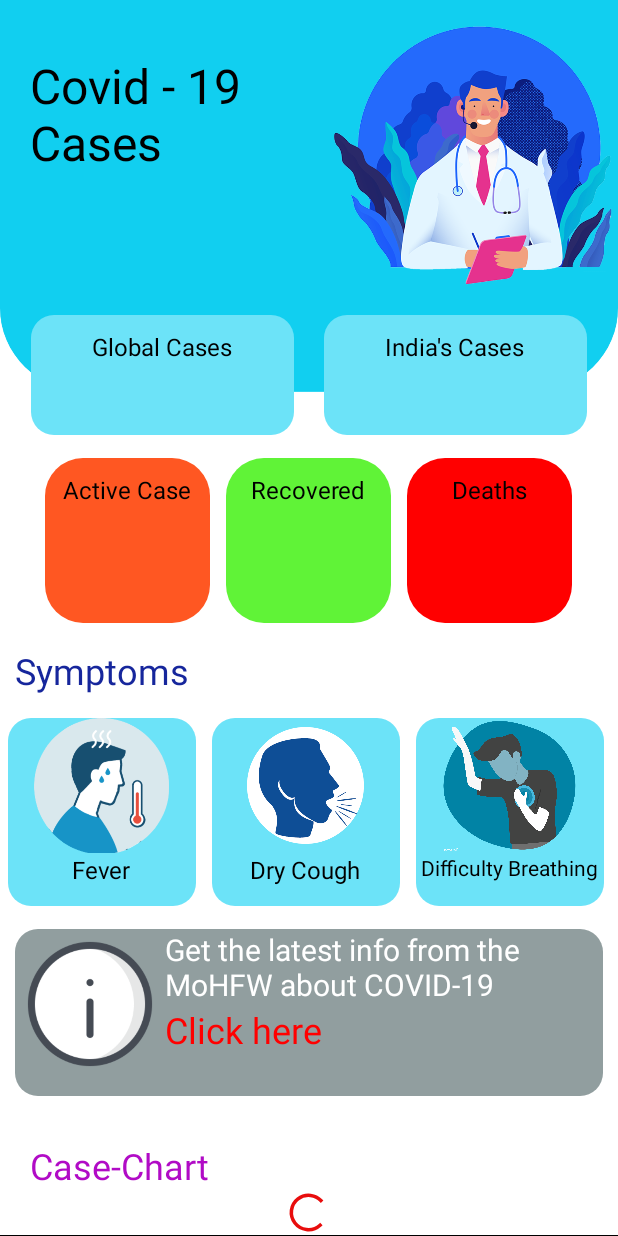
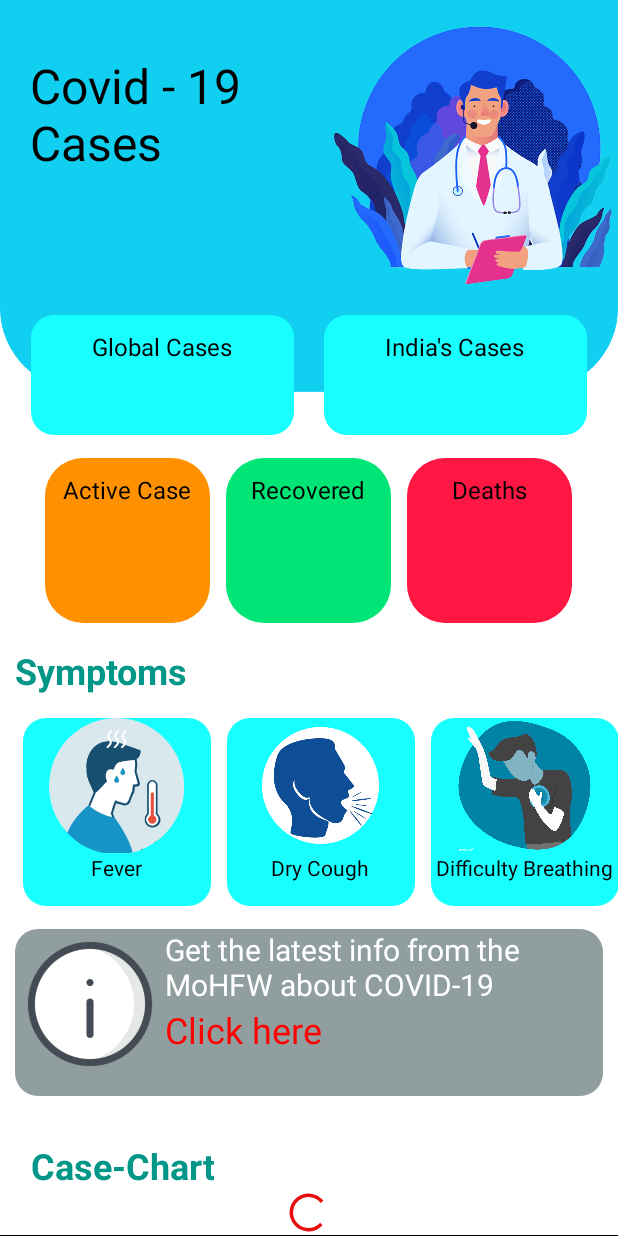
Before and after one commit to akshayashu/CovidTracker, an Android app: the screen it shows after launch (MainActivity), on a phone screen of 412 x 824 dp. Run offline under Robolectric (Android 15) with nearby library versions, the phone set to English and light mode, and no system bars; our stand-ins replace AdMob; libraries missing offline, so code that uses them is left out: com.github.mikephil.charting; plain views replace PieChart; pictures from the network do not load; Roboto replaces fonts that are not available here; 2 statements that could not run were skipped.

Commit message:
Changed UI

```diff
--- a/app/src/main/java/com/example/covidtracker/MainActivity.java
+++ b/app/src/main/java/com/example/covidtracker/MainActivity.java
@@ -227,7 +227,7 @@ public class MainActivity extends AppCompatActivity {
         pie.add(new PieEntry(Integer.parseInt(c),"Deaths"));
 
         PieDataSet pieDataSet = new PieDataSet(pie,"         Rotatable Chart");
-        pieDataSet.setColors(new int[] { R.color.blue, R.color.green, R.color.red }, getApplicationContext());
+        pieDataSet.setColors(new int[] { R.color.orange, R.color.green, R.color.red }, getApplicationContext());
         pieDataSet.setValueTextColor(Color.BLACK);
         pieDataSet.setValueTextSize(16f);
 
--- a/app/src/main/java/com/example/covidtracker/stateListAdapter.java
+++ b/app/src/main/java/com/example/covidtracker/stateListAdapter.java
@@ -28,7 +28,7 @@ public class stateListAdapter extends ArrayAdapter<Statewise> {
     @NonNull
     @Override
     public View getView(int position, @Nullable View convertView, @NonNull ViewGroup parent) {
-        String sn = String.valueOf(position);
+        String sn = String.valueOf(position + 1);
         String stName = getItem(position).getState();
         String totalAct = getItem(position).getActive();
         String totalRec = getItem(position).getRecovered();
--- a/app/src/main/res/drawable/round_background1.xml
+++ b/app/src/main/res/drawable/round_background1.xml
@@ -2,7 +2,7 @@
 <shape xmlns:android="http://schemas.android.com/apk/res/android"
     android:shape="rectangle">
     <solid
-        android:color="#60F337"/>
+        android:color="#00E676"/>
     <corners
         android:radius="25dp"/>
 </shape>
--- a/app/src/main/res/drawable/round_background2.xml
+++ b/app/src/main/res/drawable/round_background2.xml
@@ -2,7 +2,7 @@
 <shape xmlns:android="http://schemas.android.com/apk/res/android"
     android:shape="rectangle">
     <solid
-        android:color="#FF0000"/>
+        android:color="#FF1744"/>
     <corners
         android:radius="25dp"/>
 </shape>
--- a/app/src/main/res/drawable/round_background3.xml
+++ b/app/src/main/res/drawable/round_background3.xml
@@ -2,7 +2,7 @@
 <shape xmlns:android="http://schemas.android.com/apk/res/android"
     android:shape="rectangle">
     <solid
-        android:color="#FF5722"/>
+        android:color="#FF9100"/>
     <corners
         android:radius="25dp"/>
 </shape>
--- a/app/src/main/res/drawable/round_background4.xml
+++ b/app/src/main/res/drawable/round_background4.xml
@@ -2,7 +2,7 @@
 <shape xmlns:android="http://schemas.android.com/apk/res/android"
     android:shape="rectangle">
     <solid
-        android:color="#6CE3F8"/>
+        android:color="#18FFFF"/>
     <corners
         android:radius="15dp"/>
 </shape>
--- a/app/src/main/res/drawable/round_background6.xml
+++ b/app/src/main/res/drawable/round_background6.xml
@@ -2,7 +2,7 @@
 <shape xmlns:android="http://schemas.android.com/apk/res/android"
     android:shape="rectangle">
     <solid
-        android:color="#DDD6D6"/>
+        android:color="#F8F5F5"/>
     <corners
         android:radius="10dp"/>
 </shape>
--- a/app/src/main/res/layout/activity_main.xml
+++ b/app/src/main/res/layout/activity_main.xml
@@ -170,12 +170,14 @@
                 android:layout_width="wrap_content"
                 android:layout_height="wrap_content"
                 android:text="Symptoms"
+                android:textStyle="bold"
                 android:textSize="24sp"
                 android:layout_margin="10dp"
-                android:textColor="#16269C"/>
+                android:textColor="#009688"/>
             <HorizontalScrollView
                 android:layout_width="match_parent"
-                android:layout_height="wrap_content">
+                android:layout_height="wrap_content"
+                android:layout_marginStart="10dp">
                 <LinearLayout
                     android:layout_width="match_parent"
                     android:layout_height="wrap_content"
@@ -195,7 +197,7 @@
                             android:layout_width="wrap_content"
                             android:layout_height="wrap_content"
                             android:text="Fever"
-                            android:textSize="16sp"
+                            android:textSize="14sp"
                             android:textColor="#000000"
                             android:layout_gravity="center"/>
                     </LinearLayout>
@@ -214,7 +216,7 @@
                             android:layout_width="wrap_content"
                             android:layout_height="wrap_content"
                             android:text="Dry Cough"
-                            android:textSize="16sp"
+                            android:textSize="14sp"
                             android:textColor="#000000"
                             android:layout_gravity="center"/>
                     </LinearLayout>
@@ -252,7 +254,7 @@
                             android:layout_width="wrap_content"
                             android:layout_height="wrap_content"
                             android:text="Tiredness"
-                            android:textSize="16sp"
+                            android:textSize="14sp"
                             android:textColor="#000000"
                             android:layout_gravity="center"/>
                     </LinearLayout>
@@ -271,7 +273,7 @@
                             android:layout_width="wrap_content"
                             android:layout_height="wrap_content"
                             android:text="Chills"
-                            android:textSize="16sp"
+                            android:textSize="14sp"
                             android:textColor="#000000"
                             android:layout_gravity="center"/>
                     </LinearLayout>
@@ -306,11 +308,6 @@
                         android:textColor="#FF0000"
                         android:layout_marginEnd="40dp"/>
                 </LinearLayout>
-                <TableLayout
-                    android:layout_width="match_parent"
-                    android:layout_height="wrap_content">
-
-                </TableLayout>
             </LinearLayout>
             <TextView
                 android:layout_width="wrap_content"
@@ -320,8 +317,9 @@
                 android:layout_marginTop="20dp"
                 android:layout_marginStart="20dp"
                 android:gravity="center"
+                android:textStyle="bold"
                 android:textSize="24sp"
-                android:textColor="#B10BC6"/>
+                android:textColor="#009688"/>
             <com.github.mikephil.charting.charts.PieChart
                 android:id="@+id/pieChart"
                 android:layout_width="match_parent"
@@ -390,7 +388,7 @@
                             android:gravity="center"
                             android:layout_gravity="center"
                             android:textSize="20sp"
-                            android:textColor="#002963"/>
+                            android:textColor="@color/orange"/>
                         <View
                             android:layout_width="2dp"
                             android:layout_height="match_parent"
@@ -403,7 +401,7 @@
                             android:gravity="center"
                             android:layout_gravity="center"
                             android:textSize="20sp"
-                            android:textColor="#1C7C01"/>
+                            android:textColor="@color/green"/>
                         <View
                             android:layout_width="2dp"
                             android:layout_height="match_parent"
@@ -416,7 +414,7 @@
                             android:gravity="center"
                             android:layout_gravity="center"
                             android:textSize="20sp"
-                            android:textColor="#FF0000"/>
+                            android:textColor="@color/red"/>
                     </LinearLayout>
                     <View
                         android:layout_width="match_parent"
@@ -425,20 +423,22 @@
                     <ListView
                         android:id="@+id/listView"
                         android:layout_width="fill_parent"
-                        android:layout_height="fill_parent"/>
+                        android:layout_height="fill_parent"
+                        tools:listitem="@layout/table_elements"/>
                     <LinearLayout
                         android:layout_width="match_parent"
                         android:layout_height="wrap_content"
                         android:orientation="horizontal"
-                        android:background="#DDD6D6">
+                        android:background="@drawable/round_background6">
                         <TextView
                             android:layout_width="175dp"
                             android:layout_height="wrap_content"
                             android:text="A = Active cases"
                             android:gravity="center"
+                            android:padding="4dp"
                             android:layout_gravity="center"
-                            android:textSize="20sp"
-                            android:textColor="#003F97"/>
+                            android:textSize="16sp"
+                            android:textColor="@color/orange"/>
                         <View
                             android:layout_width="4dp"
                             android:layout_height="match_parent"
@@ -448,9 +448,10 @@
                             android:layout_height="wrap_content"
                             android:text="R = Recovered cases"
                             android:gravity="center"
+                            android:padding="4dp"
                             android:layout_gravity="center"
-                            android:textSize="20sp"
-                            android:textColor="#1C7C01"/>
+                            android:textSize="16sp"
+                            android:textColor="@color/green"/>
                         <View
                             android:layout_width="4dp"
                             android:layout_height="match_parent"
@@ -459,10 +460,11 @@
                             android:layout_width="175dp"
                             android:layout_height="wrap_content"
                             android:text="D = Deaths"
+                            android:padding="4dp"
                             android:gravity="center"
                             android:layout_gravity="center"
-                            android:textSize="20sp"
-                            android:textColor="#FF0000"/>
+                            android:textSize="16sp"
+                            android:textColor="@color/red"/>
                     </LinearLayout>
                     <View
                         android:layout_width="match_parent"
@@ -475,8 +477,9 @@
                 android:layout_height="wrap_content"
                 android:text="Precautions"
                 android:textSize="24sp"
+                android:textStyle="bold"
                 android:layout_margin="10dp"
-                android:textColor="#16269C"/>
+                android:textColor="#009688"/>
             <HorizontalScrollView
                 android:layout_width="match_parent"
                 android:layout_height="wrap_content">
@@ -500,7 +503,7 @@
                             android:layout_height="wrap_content"
                             android:text="Wash your hands frequently"
                             android:gravity="center"
-                            android:textSize="16sp"
+                            android:textSize="14sp"
                             android:textColor="#000000"
                             android:layout_gravity="center"/>
                     </LinearLayout>
@@ -519,7 +522,7 @@
                             android:layout_width="wrap_content"
                             android:layout_height="wrap_content"
                             android:text="Social Distancing"
-                            android:textSize="16sp"
+                            android:textSize="14sp"
                             android:gravity="center"
                             android:textColor="#000000"
                             android:layout_gravity="center"/>
@@ -539,7 +542,7 @@
                             android:layout_width="wrap_content"
                             android:layout_height="wrap_content"
                             android:text="Avoid touching your pretty face"
-                            android:textSize="16sp"
+                            android:textSize="14sp"
                             android:gravity="center"
                             android:textColor="#000000"
                             android:layout_gravity="center"/>
@@ -559,7 +562,7 @@
                             android:layout_width="wrap_content"
                             android:layout_height="wrap_content"
                             android:text="Stay Home\n#StaySafe"
-                            android:textSize="16sp"
+                            android:textSize="14sp"
                             android:textColor="#000000"
                             android:layout_gravity="center"/>
                     </LinearLayout>
@@ -606,13 +609,16 @@
                 </LinearLayout>
             </HorizontalScrollView>
             <TextView
-                android:layout_width="wrap_content"
+                android:layout_width="match_parent"
                 android:layout_height="wrap_content"
-                android:layout_margin="5dp"
+                android:layout_marginTop="5dp"
                 android:text="***Developed by Akshay Khanna***"
-                android:textSize="16sp"
+                android:textSize="14sp"
+                android:gravity="center"
+                android:padding="4dp"
+                android:background="@color/green"
                 android:layout_gravity="center"
-                android:textColor="#FF0000"/>
+                android:textColor="#000000"/>
         </LinearLayout>
     </ScrollView>
     <com.google.android.gms.ads.AdView
@@ -623,5 +629,4 @@
         android:layout_gravity="center"
         ads:adSize="BANNER"
         ads:adUnitId="ca-app-pub-4970459579462716/7924758026"/>
-<!--    ca-app-pub-3940256099942544/6300978111-->
 </LinearLayout>
--- a/app/src/main/res/values/colors.xml
+++ b/app/src/main/res/values/colors.xml
@@ -5,6 +5,8 @@
     <color name="colorAccent">#6200EE</color>
     <color name="customized">#E80D0D</color>
     <color name="blue">#008DA6</color>
-    <color name="green">#60F337</color>
-    <color name="red">#FF0000</color>
+
+    <color name="orange">#FF9100</color>
+    <color name="green">#00E676</color>
+    <color name="red">#FF1744</color>
 </resources>
```
Also changed, not shown: app/src/main/res/layout/table_elements.xml (+18 -13 lines).
